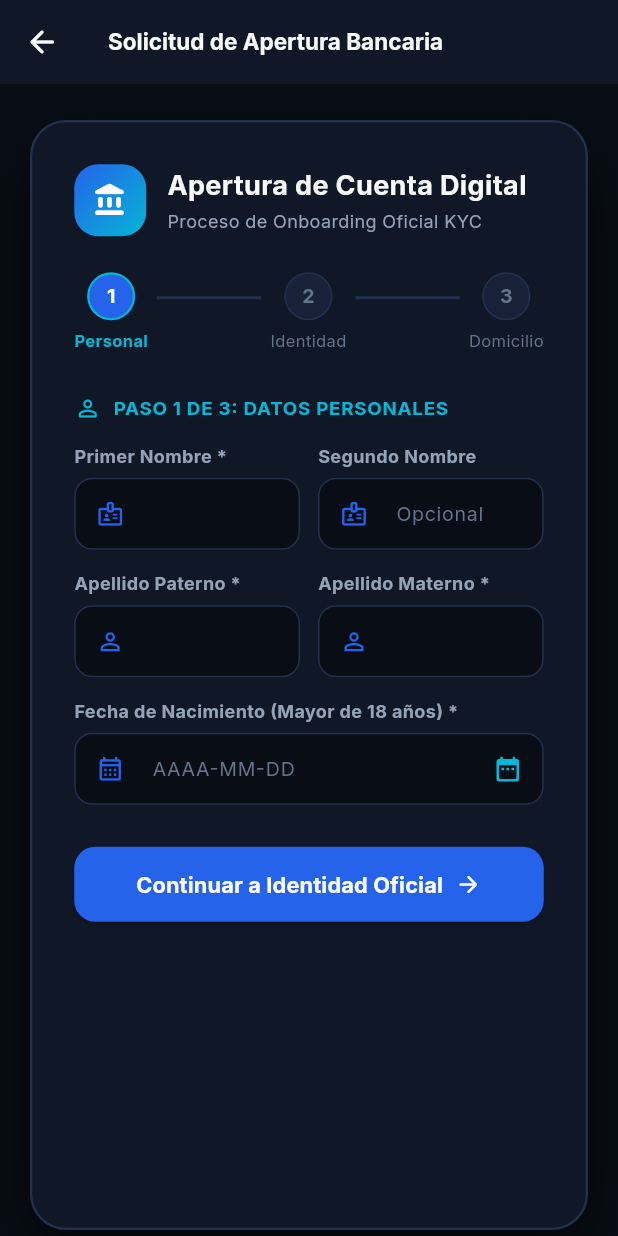
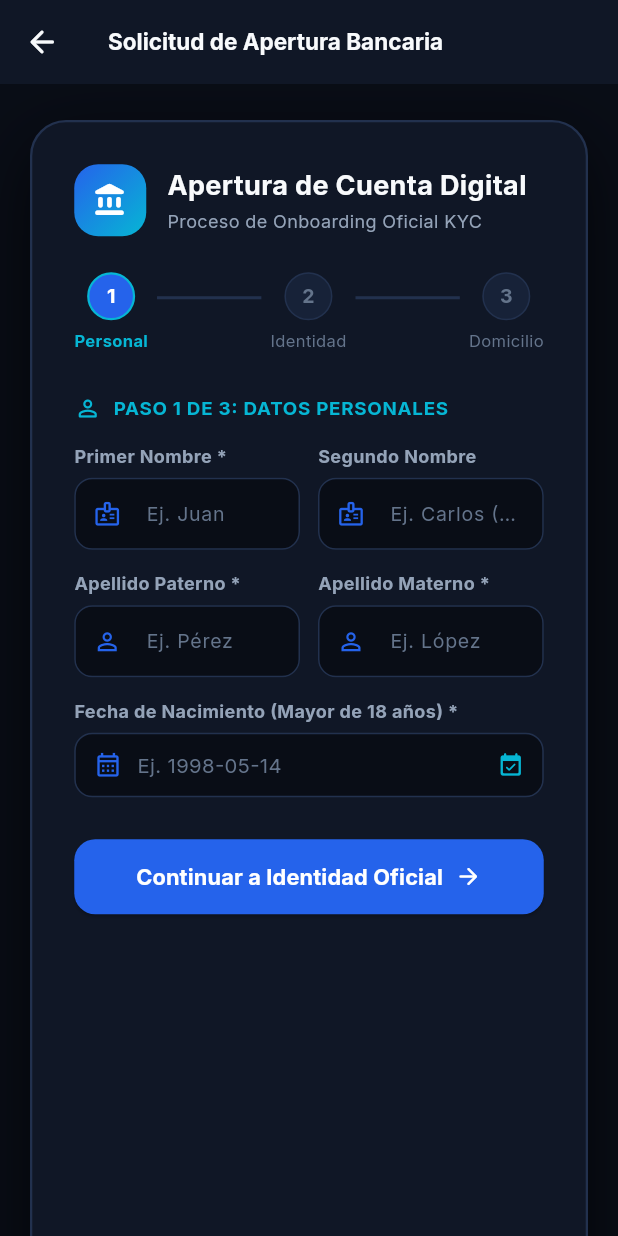
Before and after one commit to Leosdelrey1111/Frontend-GestoPago, a Flutter app: the RegistroScreen screen opened by its route, on a phone screen of 412 x 824 dp. Run offline on Flutter 3.47's test engine with Material 3 defaults, Android fonts, the phone set to English and light mode, and no system bars; our stand-ins replace dio, flutter_secure_storage, google_fonts, shared_preferences; accounts and stored records are empty.

Commit message:
feat(ui): polished inputs with placeholders, live password requirements, custom date picker, and in-modal notification

```diff
--- a/lib/core/widgets/bank_toast.dart
+++ b/lib/core/widgets/bank_toast.dart
@@ -41,9 +41,8 @@ class BankToast {
     late OverlayEntry entry;
     entry = OverlayEntry(
       builder: (ctx) {
-        final topPadding = MediaQuery.of(ctx).padding.top;
         return Positioned(
-          top: topPadding + 10,
+          bottom: 24,
           right: ResponsiveLayout.isMobile(ctx) ? 16 : 24,
           left: ResponsiveLayout.isMobile(ctx) ? 16 : null,
           child: Material(
@@ -58,7 +57,7 @@ class BankToast {
                   return Opacity(
                     opacity: val,
                     child: Transform.translate(
-                      offset: Offset(0, (1 - val) * -16),
+                      offset: Offset(0, (1 - val) * 16),
                       child: child,
                     ),
                   );
--- a/lib/presentation/screens/registro_screen.dart
+++ b/lib/presentation/screens/registro_screen.dart
@@ -4,6 +4,7 @@ import 'package:intl/intl.dart';
 import 'package:dio/dio.dart';
 import '../../core/theme/bank_theme.dart';
 import '../../core/widgets/bank_select_field.dart';
+import '../../core/widgets/bank_date_picker_dialog.dart';
 import '../../data/services/api_service.dart';
 
 class RegistroScreen extends StatefulWidget {
@@ -173,30 +174,17 @@ class _RegistroScreenState extends State<RegistroScreen> {
     return 'CIUDAD_DE_MEXICO';
   }
 
-  Future<void> _seleccionarFechaNacimiento() async {
+  Future<void> _seleccionarFechaNacimiento(BuildContext btnCtx) async {
     final DateTime maxDate = DateTime.now().subtract(const Duration(days: 365 * 18));
     final DateTime initialDate = _fechaNacimientoSeleccionada ?? maxDate;
     final DateTime minDate = DateTime(1920, 1, 1);
 
-    final DateTime? picked = await showDatePicker(
-      context: context,
+    final DateTime? picked = await BankDatePickerDialog.show(
+      anchorContext: btnCtx,
       initialDate: initialDate.isAfter(maxDate) ? maxDate : initialDate,
       firstDate: minDate,
       lastDate: maxDate,
-      builder: (context, child) {
-        return Theme(
-          data: ThemeData.dark().copyWith(
-            colorScheme: const ColorScheme.dark(
-              primary: BankTheme.primary,
-              onPrimary: Colors.white,
-              surface: BankTheme.surfaceElevated,
-              onSurface: BankTheme.textMain,
-            ),
-            dialogBackgroundColor: BankTheme.surface,
-          ),
-          child: child!,
-        );
-      },
+      title: 'Fecha de Nacimiento (Mayor de 18)',
     );
 
     if (picked != null) {
@@ -550,6 +538,7 @@ class _RegistroScreenState extends State<RegistroScreen> {
                   _nombreController,
                   Icons.badge_outlined,
                   maxLength: 40,
+                  hintText: 'Ej. Juan',
                   validator: (v) {
                     if (v == null || v.trim().isEmpty) return 'Requerido';
                     if (v.trim().length < 3) return 'Mín. 3 caracteres';
@@ -564,7 +553,7 @@ class _RegistroScreenState extends State<RegistroScreen> {
                   _segundoNombreController,
                   Icons.badge_outlined,
                   maxLength: 40,
-                  hintText: 'Opcional',
+                  hintText: 'Ej. Carlos (Opc.)',
                 ),
               ),
             ],
@@ -578,6 +567,7 @@ class _RegistroScreenState extends State<RegistroScreen> {
                   _apellidoPaternoController,
                   Icons.person_outline,
                   maxLength: 40,
+                  hintText: 'Ej. Pérez',
                   validator: (v) {
                     if (v == null || v.trim().isEmpty) return 'Requerido';
                     if (v.trim().length < 3) return 'Mín. 3 caracteres';
@@ -592,6 +582,7 @@ class _RegistroScreenState extends State<RegistroScreen> {
                   _apellidoMaternoController,
                   Icons.person_outline,
                   maxLength: 40,
+                  hintText: 'Ej. López',
                   validator: (v) {
                     if (v == null || v.trim().isEmpty) return 'Requerido';
                     if (v.trim().length < 3) return 'Mín. 3 caracteres';
@@ -603,34 +594,48 @@ class _RegistroScreenState extends State<RegistroScreen> {
           ),
           const SizedBox(height: 14),
 
-          // Fecha de nacimiento
+          // Fecha de nacimiento personalizada
           Column(
             crossAxisAlignment: CrossAxisAlignment.start,
             children: [
               const Text('Fecha de Nacimiento (Mayor de 18 años) *', style: TextStyle(color: BankTheme.textMuted, fontSize: 12, fontWeight: FontWeight.bold)),
               const SizedBox(height: 6),
-              TextFormField(
-                controller: _fechaNacimientoController,
-                readOnly: true,
-                onTap: _seleccionarFechaNacimiento,
-                style: const TextStyle(color: BankTheme.textMain, fontSize: 14),
-                decoration: InputDecoration(
-                  counterText: '',
-                  prefixIcon: const Icon(Icons.calendar_month_outlined, color: BankTheme.primary, size: 19),
-                  suffixIcon: IconButton(
-                    icon: const Icon(Icons.date_range_rounded, color: BankTheme.cyanAccent, size: 20),
-                    onPressed: _seleccionarFechaNacimiento,
+              Builder(
+                builder: (dateBtnCtx) => InkWell(
+                  onTap: () => _seleccionarFechaNacimiento(dateBtnCtx),
+                  borderRadius: BorderRadius.circular(12),
+                  child: Container(
+                    padding: const EdgeInsets.symmetric(horizontal: 12, vertical: 11),
+                    decoration: BoxDecoration(
+                      color: BankTheme.background,
+                      borderRadius: BorderRadius.circular(12),
+                      border: Border.all(color: BankTheme.border),
+                    ),
+                    child: Row(
+                      children: [
+                        const Icon(Icons.calendar_month_outlined, color: BankTheme.primary, size: 19),
+                        const SizedBox(width: 10),
+                        Expanded(
+                          child: Text(
+                            _fechaNacimientoController.text.isNotEmpty
+                                ? _fechaNacimientoController.text
+                                : 'Ej. 1998-05-14',
+                            style: TextStyle(
+                              color: _fechaNacimientoController.text.isNotEmpty
+                                  ? BankTheme.textMain
+                                  : BankTheme.textHint,
+                              fontSize: 13.5,
+                              fontWeight: _fechaNacimientoController.text.isNotEmpty
+                                  ? FontWeight.w600
+                                  : FontWeight.normal,
+                            ),
+                          ),
+                        ),
+                        const Icon(Icons.event_available_rounded, color: BankTheme.cyanAccent, size: 18),
+                      ],
+                    ),
                   ),
-                  hintText: 'AAAA-MM-DD',
-                  hintStyle: const TextStyle(color: BankTheme.textHint, fontSize: 13),
-                  filled: true,
-                  fillColor: BankTheme.background,
-                  contentPadding: const EdgeInsets.symmetric(horizontal: 14, vertical: 12),
                 ),
-                validator: (v) {
-                  if (v == null || v.trim().isEmpty) return 'Seleccione su fecha de nacimiento';
-                  return null;
-                },
               ),
             ],
           ),
@@ -676,6 +681,7 @@ class _RegistroScreenState extends State<RegistroScreen> {
                   _curpController,
                   Icons.fingerprint_rounded,
                   maxLength: 18,
+                  hintText: 'Ej. HEDB000514HGT...',
                   textCapitalization: TextCapitalization.characters,
                   inputFormatters: [
                     FilteringTextInputFormatter.allow(RegExp(r'[a-zA-Z0-9]')),
@@ -698,6 +704,7 @@ class _RegistroScreenState extends State<RegistroScreen> {
                   _rfcController,
                   Icons.assignment_ind_outlined,
                   maxLength: 13,
+                  hintText: 'Ej. HEDB0005141A0',
                   textCapitalization: TextCapitalization.characters,
                   inputFormatters: [
                     FilteringTextInputFormatter.allow(RegExp(r'[a-zA-Z0-9]')),
@@ -722,6 +729,7 @@ class _RegistroScreenState extends State<RegistroScreen> {
             _telefonoController,
             Icons.phone_android_rounded,
             maxLength: 10,
+            hintText: 'Ej. 5512345678',
             keyboardType: TextInputType.number,
             inputFormatters: [FilteringTextInputFormatter.digitsOnly, LengthLimitingTextInputFormatter(10)],
             validator: (v) {
@@ -737,6 +745,7 @@ class _RegistroScreenState extends State<RegistroScreen> {
             _correoController,
             Icons.email_outlined,
             maxLength: 60,
+            hintText: 'Ej. usuario@dominio.com',
             keyboardType: TextInputType.emailAddress,
             validator: (v) {
               if (v == null || v.trim().isEmpty) return 'El correo es requerido';
@@ -960,13 +969,15 @@ class _RegistroScreenState extends State<RegistroScreen> {
           ),
           const SizedBox(height: 18),
 
-          // Contraseña
+          // Contraseña con validación en vivo
           _buildInput(
             'Contraseña de Acceso (8-12 car.) *',
             _passwordController,
             Icons.lock_outline_rounded,
             maxLength: 12,
+            hintText: 'Ej. Pass#2026',
             obscureText: _obscurePass,
+            onChanged: (val) => setState(() {}),
             suffixIcon: IconButton(
               icon: Icon(_obscurePass ? Icons.visibility_outlined : Icons.visibility_off_outlined, color: BankTheme.textHint, size: 20),
               onPressed: () => setState(() => _obscurePass = !_obscurePass),
@@ -975,11 +986,15 @@ class _RegistroScreenState extends State<RegistroScreen> {
               if (v == null || v.isEmpty) return 'La contraseña es requerida';
               if (v.length < 8 || v.length > 12) return 'Debe tener entre 8 y 12 caracteres';
               if (!RegExp(r'^(?=.*[0-9])(?=.*[a-z])(?=.*[A-Z])(?=.*[@#$%^&+=!._\-*]).*$').hasMatch(v)) {
-                return 'Incluya mayúscula, minúscula, número y símbolo (@, #, \$, etc.)';
+                return 'No cumple con todos los requisitos de seguridad';
               }
               return null;
             },
           ),
+          const SizedBox(height: 8),
+
+          // Chips de validación en vivo de contraseña
+          _buildPasswordRequirementsIndicator(_passwordController.text),
           const SizedBox(height: 14),
 
           _buildInput(
@@ -987,6 +1002,7 @@ class _RegistroScreenState extends State<RegistroScreen> {
             _confirmPasswordController,
             Icons.lock_reset_rounded,
             maxLength: 12,
+            hintText: 'Repite tu contraseña',
             obscureText: _obscureConfirmPass,
             suffixIcon: IconButton(
               icon: Icon(_obscureConfirmPass ? Icons.visibility_outlined : Icons.visibility_off_outlined, color: BankTheme.textHint, size: 20),
@@ -1058,6 +1074,67 @@ class _RegistroScreenState extends State<RegistroScreen> {
     );
   }
 
+  Widget _buildPasswordRequirementsIndicator(String pass) {
+    final hasMinLength = pass.length >= 8 && pass.length <= 12;
+    final hasUpper = RegExp(r'[A-Z]').hasMatch(pass);
+    final hasLower = RegExp(r'[a-z]').hasMatch(pass);
+    final hasDigit = RegExp(r'[0-9]').hasMatch(pass);
+    final hasSymbol = RegExp(r'[@#$%^&+=!._\-*]').hasMatch(pass);
+
+    return Container(
+      padding: const EdgeInsets.all(10),
+      decoration: BoxDecoration(
+        color: BankTheme.background,
+        borderRadius: BorderRadius.circular(10),
+        border: Border.all(color: BankTheme.border),
+      ),
+      child: Column(
+        crossAxisAlignment: CrossAxisAlignment.start,
+        children: [
+          const Text(
+            'Requisitos de seguridad (8-12 car.):',
+            style: TextStyle(color: BankTheme.textMuted, fontSize: 11, fontWeight: FontWeight.bold),
+          ),
+          const SizedBox(height: 6),
+          Wrap(
+            spacing: 8,
+            runSpacing: 4,
+            children: [
+              _buildReqChip('8-12 caracteres', hasMinLength),
+              _buildReqChip('Mayúscula (A-Z)', hasUpper),
+              _buildReqChip('Minúscula (a-z)', hasLower),
+              _buildReqChip('Número (0-9)', hasDigit),
+              _buildReqChip('Símbolo (@,#,\$, etc.)', hasSymbol),
+            ],
+          ),
+        ],
+      ),
+    );
+  }
+
+  Widget _buildReqChip(String label, bool cumplido) {
+    final color = cumplido ? BankTheme.emeraldSuccess : BankTheme.textHint;
+    return Row(
+      mainAxisSize: MainAxisSize.min,
+      children: [
+        Icon(
+          cumplido ? Icons.check_circle_rounded : Icons.radio_button_unchecked_rounded,
+          color: color,
+          size: 13,
+        ),
+        const SizedBox(width: 4),
+        Text(
+          label,
+          style: TextStyle(
+            color: cumplido ? BankTheme.textMain : BankTheme.textHint,
+            fontSize: 10.5,
+            fontWeight: cumplido ? FontWeight.bold : FontWeight.normal,
+          ),
+        ),
+      ],
+    );
+  }
+
   Widget _buildInput(
     String label,
     TextEditingController controller,
@@ -1069,12 +1146,16 @@ class _RegistroScreenState extends State<RegistroScreen> {
     String? hintText,
     TextCapitalization textCapitalization = TextCapitalization.none,
     List<TextInputFormatter>? inputFormatters,
+    ValueChanged<String>? onChanged,
     String? Function(String?)? validator,
   }) {
     return Column(
       crossAxisAlignment: CrossAxisAlignment.start,
       children: [
-        Text(label, style: const TextStyle(color: BankTheme.textMuted, fontSize: 12, fontWeight: FontWeight.bold)),
+        Text(
+          label,
+          style: const TextStyle(color: BankTheme.textMuted, fontSize: 12, fontWeight: FontWeight.bold),
+        ),
         const SizedBox(height: 6),
         TextFormField(
           controller: controller,
@@ -1083,16 +1164,23 @@ class _RegistroScreenState extends State<RegistroScreen> {
           maxLength: maxLength,
           textCapitalization: textCapitalization,
           inputFormatters: inputFormatters,
+          onChanged: onChanged,
           style: const TextStyle(color: BankTheme.textMain, fontSize: 14),
           decoration: InputDecoration(
             counterText: '',
-            prefixIcon: Icon(icon, color: BankTheme.primary, size: 19),
+            prefixIcon: Container(
+              width: 44,
+              alignment: Alignment.center,
+              child: Icon(icon, color: BankTheme.primary, size: 19),
+            ),
+            prefixIconConstraints: const BoxConstraints(minWidth: 44, minHeight: 44),
             suffixIcon: suffixIcon,
             hintText: hintText,
             hintStyle: const TextStyle(color: BankTheme.textHint, fontSize: 13),
+            errorMaxLines: 2,
             filled: true,
             fillColor: BankTheme.background,
-            contentPadding: const EdgeInsets.symmetric(horizontal: 14, vertical: 12),
+            contentPadding: const EdgeInsets.symmetric(horizontal: 14, vertical: 13),
           ),
           validator: validator,
         ),
```
Also changed, not shown: lib/core/widgets/bank_date_picker_dialog.dart (added, +375 -0 lines), lib/presentation/widgets/pago_modal.dart (+31 -80 lines).
